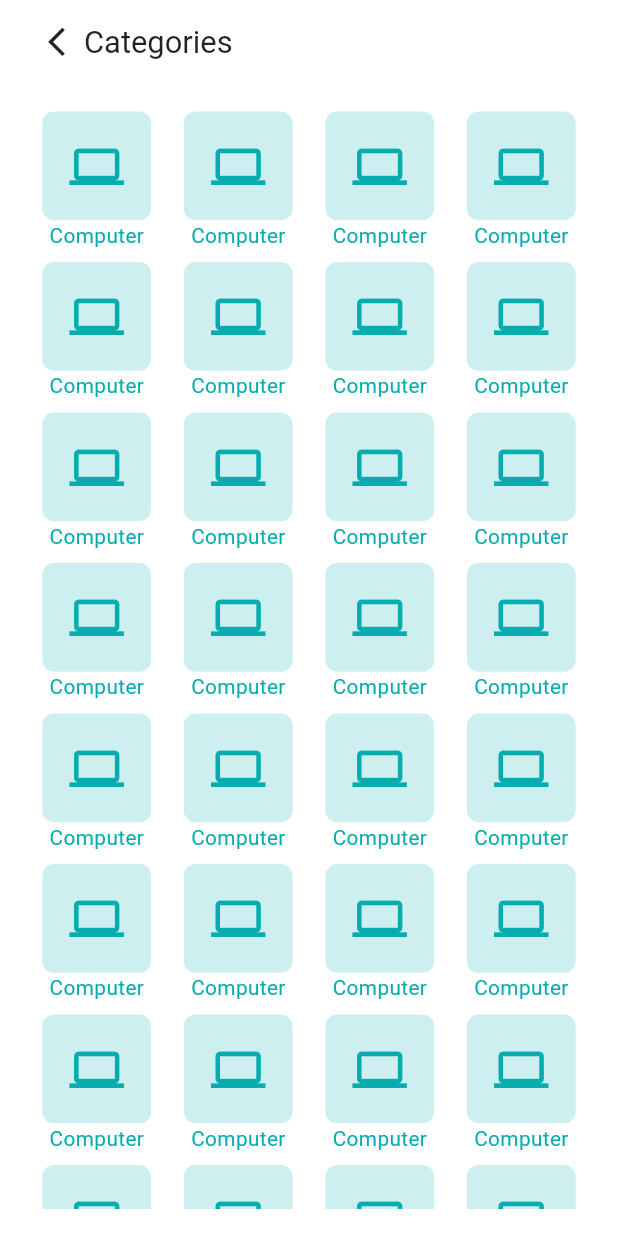
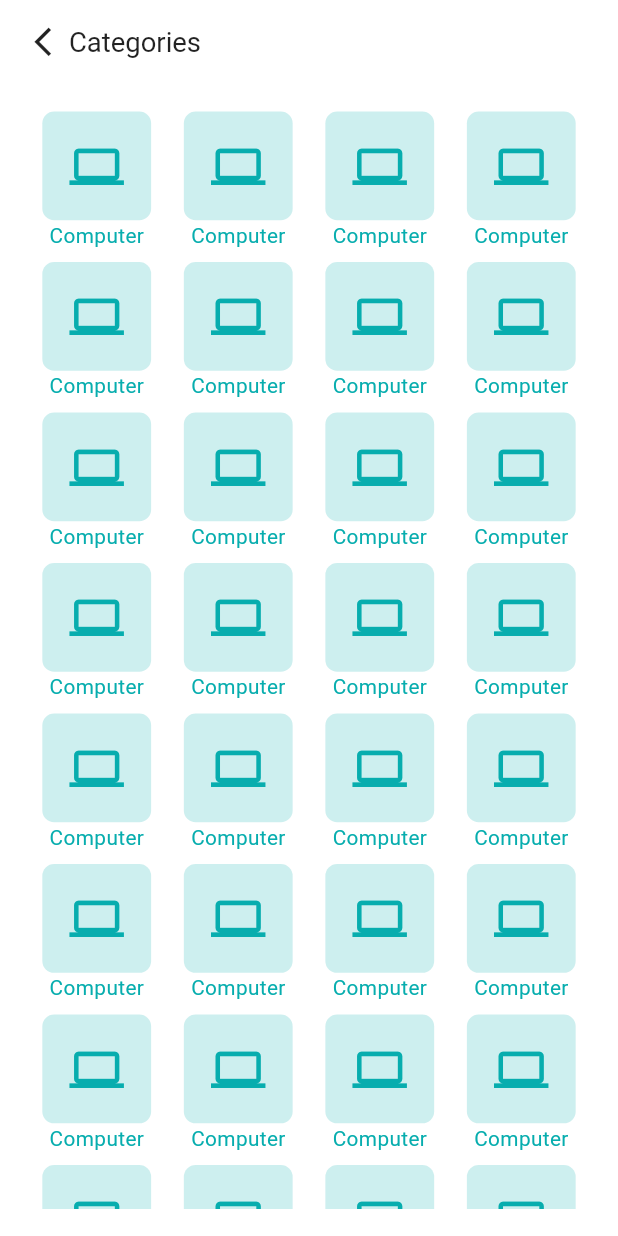
Before and after one commit to rubayatkhusbu25/e_commerce_app, a Flutter app: the ProductCategory screen opened directly, on a phone screen of 412 x 824 dp. Run offline on Flutter 3.47's test engine with Material 3 defaults, Android fonts, the phone set to English and light mode, and no system bars; our stand-ins replace carousel_slider, email_validator, firebase_core, firebase_crashlytics, flutter_screenutil, flutter_svg and 2 more; accounts and stored records are empty; statements that could not run were skipped.

```diff
--- a/lib/app/app_route.dart
+++ b/lib/app/app_route.dart
@@ -2,8 +2,10 @@ import 'package:e_commerce_app_ostad/features/auth/ui/screens/login_screen.dart'
 import 'package:e_commerce_app_ostad/features/auth/ui/screens/sign_up_screen.dart';
 import 'package:e_commerce_app_ostad/features/auth/ui/screens/splash_screen.dart';
 import 'package:e_commerce_app_ostad/features/common/ui/screen/main_bottom_nav.dart';
+import 'package:e_commerce_app_ostad/features/products/ui/screen/create_review_screen.dart';
 import 'package:e_commerce_app_ostad/features/products/ui/screen/product_details_screen.dart';
 import 'package:e_commerce_app_ostad/features/products/ui/screen/product_list_screen.dart';
+import 'package:e_commerce_app_ostad/features/products/ui/screen/review_screen.dart';
 import 'package:e_commerce_app_ostad/features/wishList/ui/screen/wish_list_screen.dart';
 import 'package:flutter/material.dart';
 
@@ -25,6 +27,10 @@ class AppRoute {
     }else if(settings.name==ProductDetailsScreen.name){
       final String productId = settings.arguments as String;
       screenWidgets = ProductDetailsScreen(productId: productId,);
+    }else if(settings.name==ReviewScreen.name){
+      screenWidgets =ReviewScreen();
+    } else if(settings.name==CreateReviewScreen.name){
+      screenWidgets = CreateReviewScreen();
     }
     return MaterialPageRoute(builder: (context) => screenWidgets);
   }
--- a/lib/app/app_theme.dart
+++ b/lib/app/app_theme.dart
@@ -46,7 +46,7 @@ class AppTheme {
         ),
       ),
       appBarTheme: AppBarTheme(
-        titleTextStyle: TextStyle(fontSize: 18.sp,color: Colors.black87),
+        titleTextStyle: TextStyle(fontSize: 16.sp,color: Colors.black87),
         iconTheme: IconThemeData( color: Colors.black87, size: 20.r),
 
       ),
--- a/lib/app/controller_binder.dart
+++ b/lib/app/controller_binder.dart
@@ -1,3 +1,5 @@
+import 'package:e_commerce_app_ostad/core/service/network/network_client.dart';
+import 'package:e_commerce_app_ostad/features/auth/ui/comtroller/signup_controller.dart';
 import 'package:e_commerce_app_ostad/features/common/controllers/main_bottom_nav_controller.dart';
 import 'package:get/get.dart';
 
@@ -5,6 +7,18 @@ class ControllerBinder extends Bindings{
   @override
   void dependencies() {
     Get.put( MainBottomNavController());
+    Get.put( NetworkClient(onUnAuthorize: _unauthorized, commonHeaders: _commonHeaders));
+    Get.put(SignupController());
   }
 
+
+  void _unauthorized(){
+    ///TODO: logOut and re-login
+  }
+
+  final Map<String, String>_commonHeaders={
+    "content-type": "application/json",
+    "token": ""
+  };
+
 }
--- a/lib/features/auth/ui/screens/splash_screen.dart
+++ b/lib/features/auth/ui/screens/splash_screen.dart
@@ -1,4 +1,5 @@
 import 'package:e_commerce_app_ostad/features/auth/ui/screens/login_screen.dart';
+import 'package:e_commerce_app_ostad/features/auth/ui/screens/sign_up_screen.dart';
 import 'package:e_commerce_app_ostad/features/auth/ui/widgets/app_logo.dart';
 import 'package:e_commerce_app_ostad/features/common/ui/screen/main_bottom_nav.dart';
 import 'package:e_commerce_app_ostad/features/home/ui/screen/home_screen.dart';
@@ -24,7 +25,7 @@ class _SplashScreenState extends State<SplashScreen> {
 
   Future<void> _moveToNextScreen() async {
     await Future.delayed(Duration(seconds: 3));
-    Navigator.pushReplacementNamed(context, MainBottomNav.name);
+    Navigator.pushReplacementNamed(context, SignUpScreen.name);
   }
 
   @override
--- a/lib/features/products/ui/screen/product_category.dart
+++ b/lib/features/products/ui/screen/product_category.dart
@@ -23,8 +23,10 @@ class _ProductCategoryState extends State<ProductCategory> {
       child: Scaffold(
         appBar: AppBar(
           title: Text("Categories"),
+          leadingWidth: 30,
         leading: Padding(
-          padding:  EdgeInsets.only(left:16.w),
+          padding:  EdgeInsets.only(left:8.w),
+
           child: IconButton(
             onPressed: (){
               Get.find<MainBottomNavController>().backToHome();
@@ -32,7 +34,7 @@ class _ProductCategoryState extends State<ProductCategory> {
             },
               icon: Icon(Icons.arrow_back_ios_new, color: Colors.black87, size: 20.r,)),
         ),
-          leadingWidth: 40,
+
 
         ),
         body: Padding(
--- a/pubspec.yaml
+++ b/pubspec.yaml
@@ -41,6 +41,8 @@ dependencies:
   email_validator: ^3.0.0
   carousel_slider: ^5.1.1
   get: ^4.7.2
+  logger: ^2.6.0
+  http: ^1.4.0
 
 dev_dependencies:
   flutter_test:
```
Also changed, not shown: lib/features/auth/ui/screens/sign_up_screen.dart (+55 -5 lines), lib/main.dart (line endings or trailing spaces), 1 other file.
